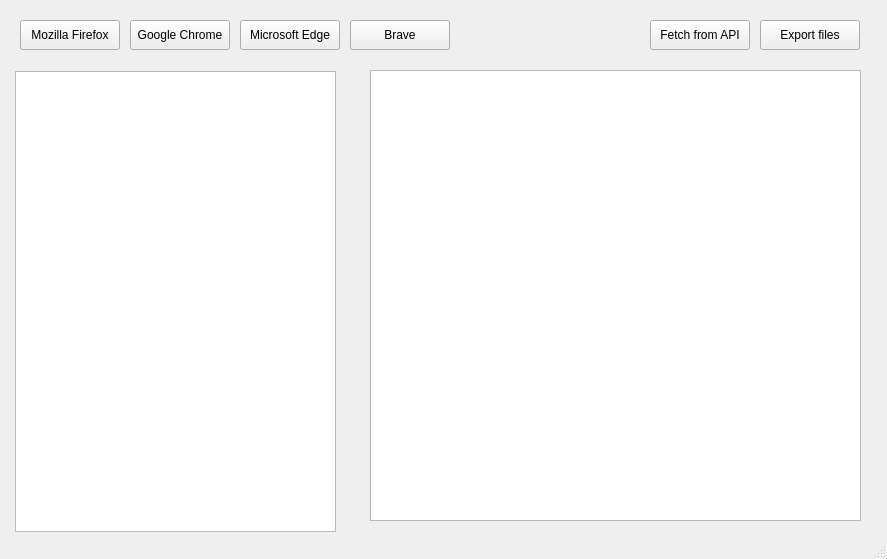
spartny/twitch-infoviewer, file core app/resources/main.ui: the form before one commit.
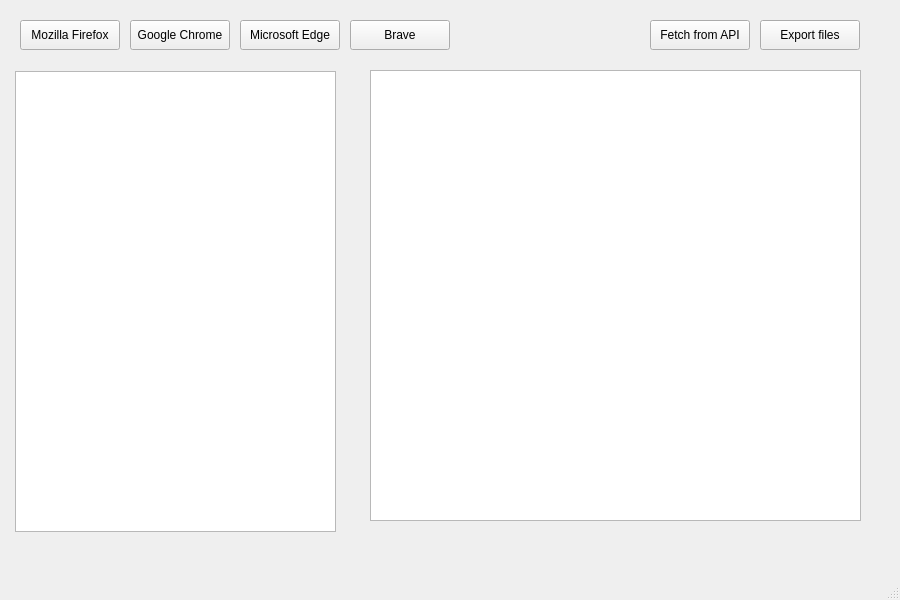
The form after the commit.

Patch:
```diff
--- a/core app/resources/main.ui
+++ b/core app/resources/main.ui
@@ -6,8 +6,8 @@
    <rect>
     <x>0</x>
     <y>0</y>
-    <width>887</width>
-    <height>559</height>
+    <width>900</width>
+    <height>600</height>
    </rect>
   </property>
   <property name="windowTitle">
```
